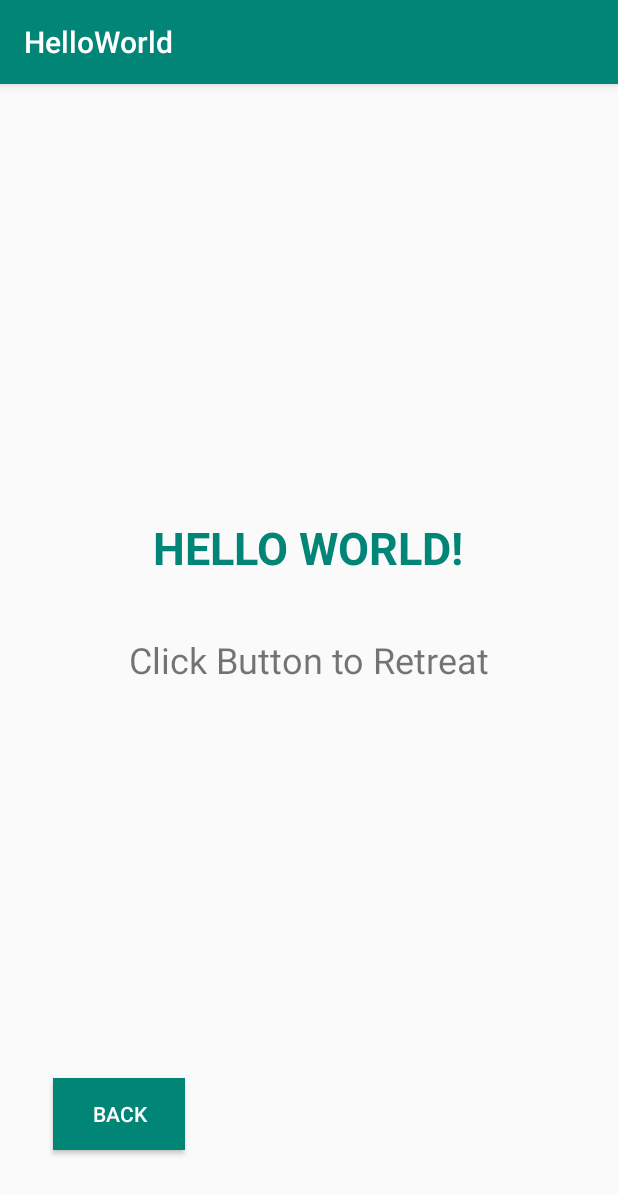
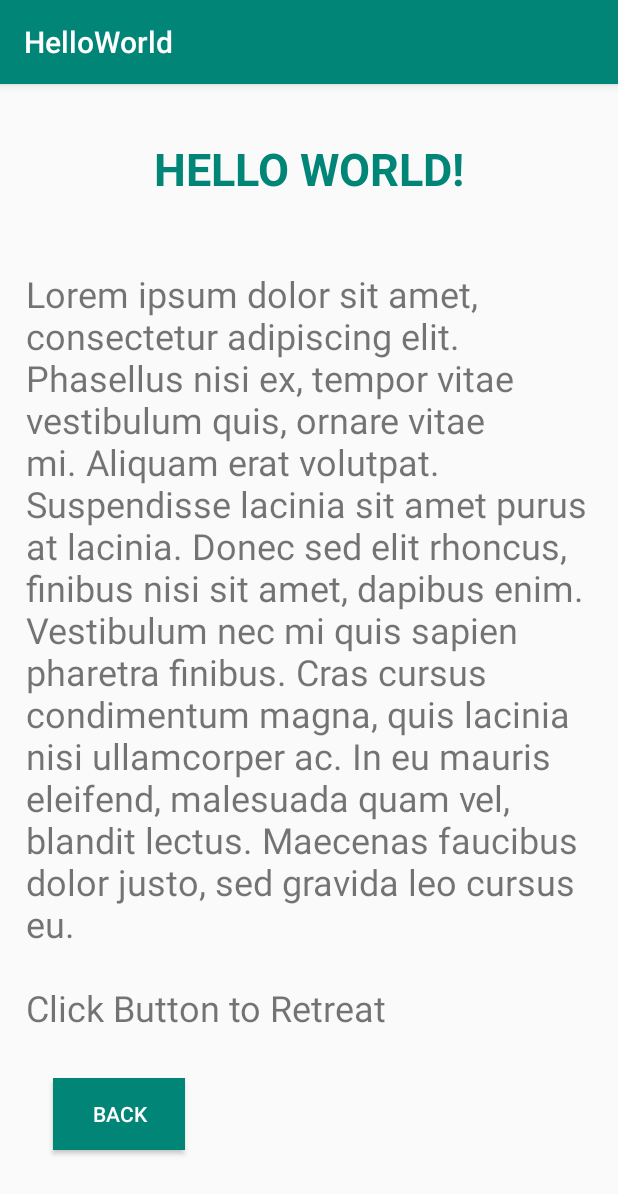
Before and after one commit to prtkgoswami/SampleAndroidApp, an Android app: the SecondPage screen opened directly, with no data from a screen before it, on a phone screen of 412 x 824 dp. Shown: the top 1194 px of the screen. Run offline under Robolectric (Android 15) with nearby library versions, the phone set to English and light mode, and no system bars.

Commit message:
Updated text for second page

```diff
--- a/app/src/main/res/layout/activity_secondpage.xml
+++ b/app/src/main/res/layout/activity_secondpage.xml
@@ -8,22 +8,17 @@
 
     <TextView
         android:id="@+id/textView2"
-        android:layout_width="wrap_content"
-        android:layout_height="wrap_content"
-        android:layout_marginStart="136dp"
-        android:layout_marginLeft="136dp"
-        android:layout_marginTop="349dp"
-        android:layout_marginEnd="136dp"
-        android:layout_marginRight="136dp"
-        android:layout_marginBottom="350dp"
+        android:layout_width="377dp"
+        android:layout_height="512dp"
+        android:layout_marginTop="21dp"
+        android:layout_marginBottom="33dp"
         android:text="@string/second_page_text"
         android:textAllCaps="false"
         android:textSize="24sp"
-        app:layout_constraintBottom_toBottomOf="parent"
+        app:layout_constraintBottom_toTopOf="@+id/prevBtn"
         app:layout_constraintEnd_toEndOf="parent"
-        app:layout_constraintHorizontal_bias="0.5"
         app:layout_constraintStart_toStartOf="parent"
-        app:layout_constraintTop_toTopOf="parent" />
+        app:layout_constraintTop_toBottomOf="@+id/textView3" />
 
     <Button
         android:id="@+id/prevBtn"
@@ -49,8 +44,8 @@
         android:id="@+id/textView3"
         android:layout_width="wrap_content"
         android:layout_height="wrap_content"
-        android:layout_marginTop="279dp"
-        android:layout_marginBottom="29dp"
+        android:layout_marginTop="41dp"
+        android:layout_marginBottom="25dp"
         android:text="@string/second_page_title"
         android:textAllCaps="true"
         android:textColor="@color/colorPrimary"
@@ -58,7 +53,6 @@
         android:textStyle="bold"
         app:layout_constraintBottom_toTopOf="@+id/textView2"
         app:layout_constraintEnd_toEndOf="parent"
-        app:layout_constraintHorizontal_bias="0.497"
         app:layout_constraintStart_toStartOf="parent"
         app:layout_constraintTop_toTopOf="parent" />
 
--- a/app/src/main/res/values/strings.xml
+++ b/app/src/main/res/values/strings.xml
@@ -7,6 +7,6 @@
 
 
     <string name="second_page_title">Hello World!</string>
-    <string name="second_page_text">Click Button to Retreat</string>
+    <string name="second_page_text">Lorem ipsum dolor sit amet, consectetur adipiscing elit. Phasellus nisi ex, tempor vitae vestibulum quis, ornare vitae mi. Aliquam erat volutpat. Suspendisse lacinia sit amet purus at lacinia. Donec sed elit rhoncus, finibus nisi sit amet, dapibus enim. Vestibulum nec mi quis sapien pharetra finibus. Cras cursus condimentum magna, quis lacinia nisi ullamcorper ac. In eu mauris eleifend, malesuada quam vel, blandit lectus. Maecenas faucibus dolor justo, sed gravida leo cursus eu. \n\nClick Button to Retreat</string>
     <string name="back_btn_text">Back</string>
 </resources>
```
